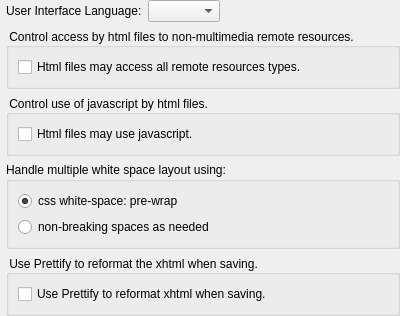
Sigil-Ebook/PageEdit, file PGeneralSettings.ui: the form before one commit.
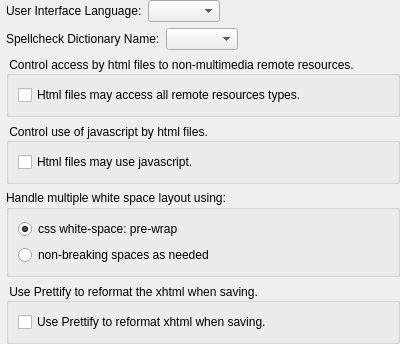
The form after the commit.

Commit message: first part of adding spellcheck support

Diff of the .ui file:
```diff
--- a/PGeneralSettings.ui
+++ b/PGeneralSettings.ui
@@ -64,6 +64,41 @@
     </layout>
    </item>
 
+   <item>
+    <layout class="QHBoxLayout" name="horizontalLayoutD" stretch="0,0">
+     <item>
+      <layout class="QGridLayout" name="gridLayoutD">
+       <item row="0" column="0">
+        <widget class="QLabel" name="label_D">
+         <property name="toolTip">
+          <string>Select from installed spellcheck dictionaries.</string>
+         </property>
+         <property name="text">
+          <string>Spellcheck Dictionary Name:</string>
+         </property>
+        </widget>
+       </item>
+       <item row="0" column="1">
+        <widget class="QComboBox" name="cbUIDictionary"/>
+       </item>
+      </layout>
+     </item>
+     <item>
+      <spacer name="horizontalSpacerD">
+       <property name="orientation">
+        <enum>Qt::Horizontal</enum>
+       </property>
+       <property name="sizeHint" stdset="0">
+        <size>
+         <width>40</width>
+         <height>20</height>
+        </size>
+       </property>
+      </spacer>
+     </item>
+    </layout>
+   </item>
+
    <item>
     <spacer name="verticalSpacer1">
      <property name="orientation">
```
The commit also changes 9 other files.
